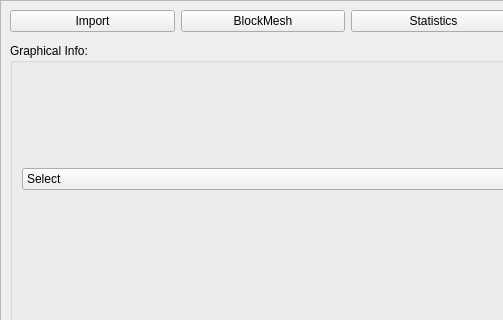
Before: the Qt Designer form petroSym/mesh.ui in jmarcelogimenez/petroSym, drawn with Qt 5; both pictures show x 0 to 503 and y 0 to 320 of the 696 by 478 pixel window.
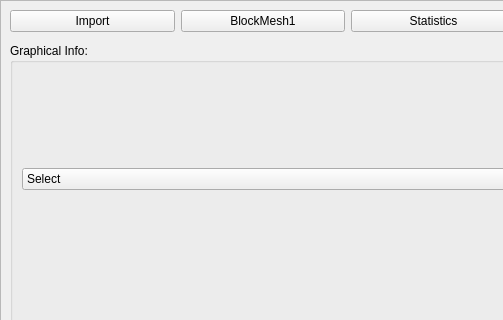
After: the same form once the commit is applied. Icons and pictures are not drawn.

Commit message: Test to probe update script

Diff of the .ui file:
```diff
--- a/petroSym/mesh.ui
+++ b/petroSym/mesh.ui
@@ -65,7 +65,7 @@
          <bool>true</bool>
         </property>
         <property name="text">
-         <string>BlockMesh</string>
+         <string>BlockMesh1</string>
         </property>
         <property name="icon">
          <iconset resource="resources.qrc">
```
